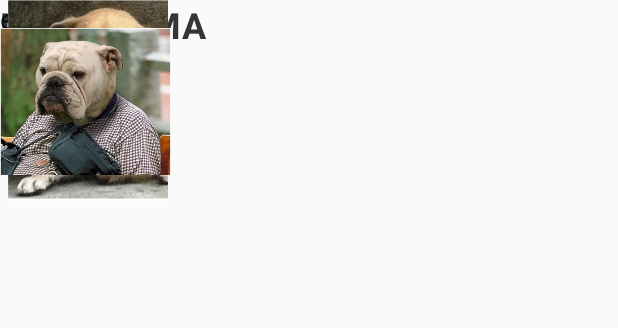
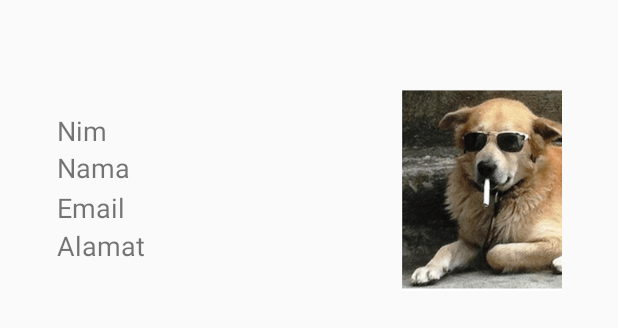
Before and after one commit to DanielSNugraha/PrototypeProgmob, an Android app: the layout activity_lihat_data_mhs.xml on its own in the app's theme, with its tools: preview values and no code run, on a phone screen of 412 x 824 dp. Shown: the top 328 px of the screen. Run offline under Robolectric (Android 15) with nearby library versions, the light colour scheme and no system bars.

Commit message:
Ujian Progmob ya

```diff
--- a/app/build.gradle
+++ b/app/build.gradle
@@ -26,4 +26,5 @@ dependencies {
     testImplementation 'junit:junit:4.12'
     androidTestImplementation 'androidx.test.ext:junit:1.1.0'
     androidTestImplementation 'androidx.test.espresso:espresso-core:3.1.1'
+    implementation 'androidx.cardview:cardview:1.0.0'
 }
--- a/app/src/main/res/layout/activity_lihat_data_mhs.xml
+++ b/app/src/main/res/layout/activity_lihat_data_mhs.xml
@@ -6,58 +6,70 @@
     android:layout_height="match_parent"
     tools:context=".LihatDataMhsActivity">
 
-    <TextView
-        android:id="@+id/textView2"
-        android:layout_width="195dp"
-        android:layout_height="37dp"
-        android:text="NIM - NAMA MHS"
-        android:textSize="24sp"
-        android:textStyle="bold"
-        tools:layout_editor_absoluteX="16dp"
-        tools:layout_editor_absoluteY="253dp" />
-
-    <TextView
-        android:id="@+id/textView14"
-        android:layout_width="195dp"
-        android:layout_height="37dp"
-        android:text="NIM - NAMA MHS"
-        android:textSize="24sp"
-        android:textStyle="bold"
-        tools:layout_editor_absoluteX="16dp"
-        tools:layout_editor_absoluteY="76dp" />
-
-    <TextView
-        android:id="@+id/textView"
-        android:layout_width="121dp"
-        android:layout_height="37dp"
-        android:text="email, alamat"
-        android:textSize="18sp"
-        tools:layout_editor_absoluteX="16dp"
-        tools:layout_editor_absoluteY="305dp" />
-
-    <TextView
-        android:id="@+id/textView15"
-        android:layout_width="121dp"
-        android:layout_height="37dp"
-        android:text="email, alamat"
-        android:textSize="18sp"
-        tools:layout_editor_absoluteX="16dp"
-        tools:layout_editor_absoluteY="127dp" />
-
     <ImageView
         android:id="@+id/imageView3"
         android:layout_width="117dp"
         android:layout_height="134dp"
-        tools:layout_editor_absoluteX="273dp"
-        tools:layout_editor_absoluteY="56dp"
+        app:layout_constraintBottom_toBottomOf="parent"
+        app:layout_constraintEnd_toEndOf="parent"
+        app:layout_constraintHorizontal_bias="0.891"
+        app:layout_constraintStart_toStartOf="parent"
+        app:layout_constraintTop_toTopOf="parent"
+        app:layout_constraintVertical_bias="0.087"
         tools:srcCompat="@drawable/mhs2" />
 
-    <ImageView
-        android:id="@+id/imageView4"
-        android:layout_width="114dp"
-        android:layout_height="135dp"
-        tools:layout_editor_absoluteX="273dp"
-        tools:layout_editor_absoluteY="218dp"
-        tools:srcCompat="@drawable/mhs1" />
+    <TextView
+        android:id="@+id/txtNama"
+        android:layout_width="wrap_content"
+        android:layout_height="wrap_content"
+        android:text="Nama"
+        android:textSize="18sp"
+        app:layout_constraintBottom_toBottomOf="parent"
+        app:layout_constraintEnd_toEndOf="parent"
+        app:layout_constraintHorizontal_bias="0.104"
+        app:layout_constraintStart_toStartOf="parent"
+        app:layout_constraintTop_toBottomOf="@+id/txtNim"
+        app:layout_constraintVertical_bias="0.0" />
+
+    <TextView
+        android:id="@+id/txtAlamat"
+        android:layout_width="wrap_content"
+        android:layout_height="wrap_content"
+        android:text="Alamat"
+        android:textSize="18sp"
+        app:layout_constraintBottom_toBottomOf="parent"
+        app:layout_constraintEnd_toEndOf="parent"
+        app:layout_constraintHorizontal_bias="0.107"
+        app:layout_constraintStart_toStartOf="parent"
+        app:layout_constraintTop_toBottomOf="@+id/txtEmail"
+        app:layout_constraintVertical_bias="0.001" />
+
+    <TextView
+        android:id="@+id/txtNim"
+        android:layout_width="wrap_content"
+        android:layout_height="wrap_content"
+        android:text="Nim"
+        android:textSize="18sp"
+        app:layout_constraintBottom_toBottomOf="parent"
+        app:layout_constraintEnd_toEndOf="parent"
+        app:layout_constraintHorizontal_bias="0.1"
+        app:layout_constraintStart_toStartOf="parent"
+        app:layout_constraintTop_toTopOf="parent"
+        app:layout_constraintVertical_bias="0.093" />
+
+    <TextView
+        android:id="@+id/txtEmail"
+        android:layout_width="wrap_content"
+        android:layout_height="wrap_content"
+        android:layout_marginTop="1dp"
+        android:text="Email"
+        android:textSize="18sp"
+        app:layout_constraintBottom_toBottomOf="parent"
+        app:layout_constraintEnd_toEndOf="parent"
+        app:layout_constraintHorizontal_bias="0.103"
+        app:layout_constraintStart_toStartOf="parent"
+        app:layout_constraintTop_toBottomOf="@+id/txtNama"
+        app:layout_constraintVertical_bias="0.001" />
+
 
 </androidx.constraintlayout.widget.ConstraintLayout>
```
Also changed, not shown: app/src/main/java/ukdw/com/prototypeprogmob/Adapter/DataMahasiswaAdapter.java (+9 -5 lines), app/src/main/res/layout/card_view_data_mahasiswa.xml (added, +87 -0 lines).
